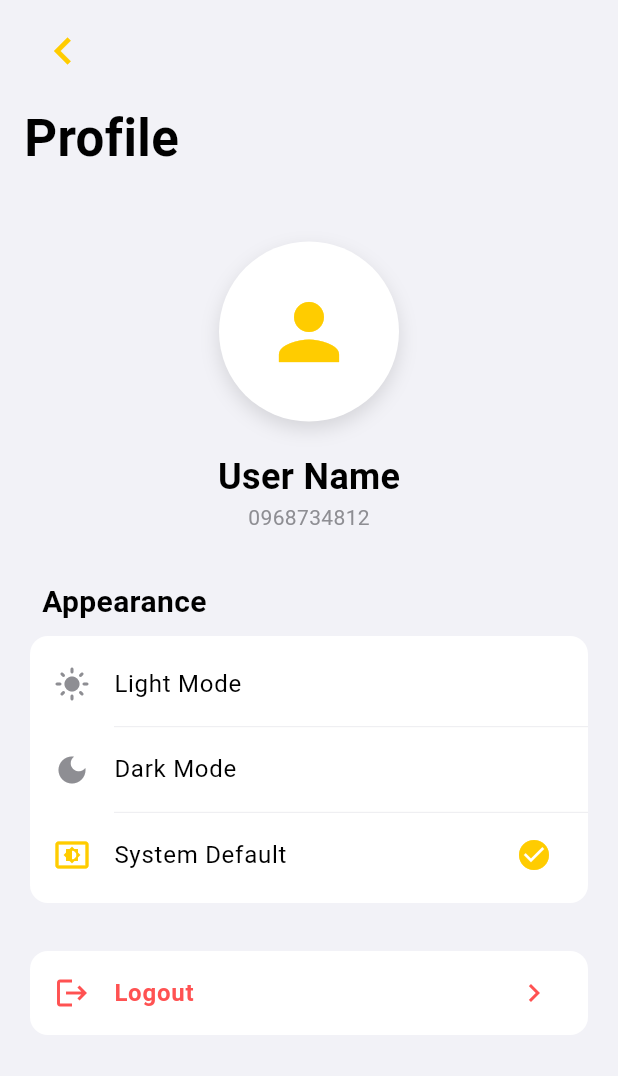
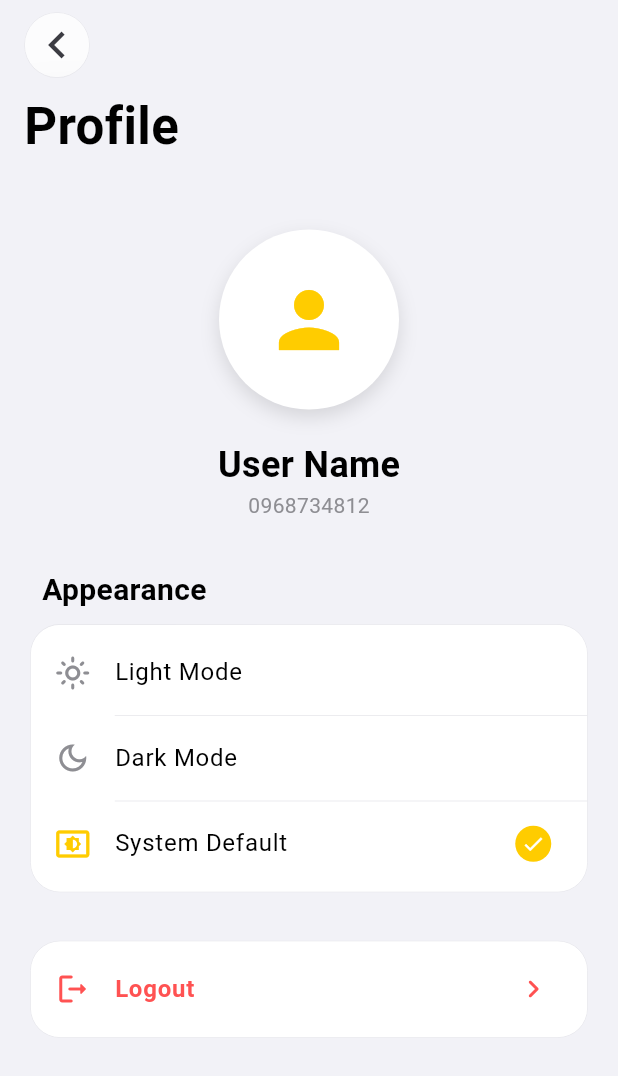
Before and after one commit to yornnonakh/new_notes, a Flutter app: the ProfileView screen opened by its route, on a phone screen of 412 x 824 dp. Shown: the top 1076 px of the screen. Run offline on Flutter 3.47's test engine with Material 3 defaults, Android fonts, the phone set to English and light mode, and no system bars; drawn by our look-alikes of flutter_animate; our stand-ins replace dio, get, get_storage, google_fonts; accounts and stored records are empty; network calls fail.

Commit message:
update the new feature

```diff
--- a/lib/app/modules/profile/profile_view.dart
+++ b/lib/app/modules/profile/profile_view.dart
@@ -1,6 +1,7 @@
 import 'package:flutter/material.dart';
 import 'package:get/get.dart';
 import 'package:flutter_animate/flutter_animate.dart';
+import 'package:new_note/app/widgets/glass_widgets.dart';
 import 'profile_controller.dart';
 import '../../theme/app_theme.dart';
 
@@ -21,9 +22,15 @@ class ProfileView extends GetView<ProfileController> {
                 padding: const EdgeInsets.symmetric(horizontal: 16, vertical: 8),
                 child: Row(
                   children: [
-                    IconButton(
+                    LiquidGlassContainer(
+                      width: 44,
+                      height: 44,
+                      borderRadius: 22,
+                      child: IconButton(
                         onPressed: () => Get.back(),
-                      icon: const Icon(Icons.chevron_left, color: AppTheme.folderYellow, size: 36),
+                        icon: const Icon(Icons.chevron_left, color: AppTheme.textSecondary, size: 36,
+                            ),padding: EdgeInsets.zero
+                      ),
                     ),
                     const Spacer(),
                   ],
@@ -92,37 +99,30 @@ class ProfileView extends GetView<ProfileController> {
                       ),
                     ),
 
-                    Container(
-                      decoration: BoxDecoration(
-                        color: Colors.white,
-                        borderRadius: BorderRadius.circular(12),
-                      ),
-                      padding: const EdgeInsets.symmetric(vertical: 4),
-                      child: Column(
+                    GlassCard(
+                      borderRadius: 20,
                       children: [
-                          _buildThemeOption(context, "Light Mode", Icons.light_mode, ThemeMode.light),
+                        _buildThemeOption(context, "Light Mode", Icons.light_mode_outlined, ThemeMode.light),
                         const Divider(indent: 56, height: 1),
-                          _buildThemeOption(context, "Dark Mode", Icons.dark_mode, ThemeMode.dark),
+                        _buildThemeOption(context, "Dark Mode", Icons.dark_mode_outlined, ThemeMode.dark),
                         const Divider(indent: 56, height: 1),
-                          _buildThemeOption(context, "System Default", Icons.settings_brightness, ThemeMode.system),
+                        _buildThemeOption(context, "System Default", Icons.settings_brightness_outlined, ThemeMode.system),
                       ],
-                      ),
                     ).animate().fadeIn(delay: const Duration(milliseconds: 200)).slideY(begin: 0.1, end: 0),
 
                     const SizedBox(height: 32),
 
                     // Account Section
-                    Container(
-                      decoration: BoxDecoration(
-                        color: Colors.white,
-                        borderRadius: BorderRadius.circular(12),
+                    GlassCard(
+                      borderRadius: 20,
+                      children: [
+                        ListTile(
+                          onTap: controller.logout,
+                          leading: const Icon(Icons.logout_rounded, color: Colors.redAccent),
+                          title: const Text("Logout", style: TextStyle(color: Colors.redAccent, fontWeight: FontWeight.bold)),
+                          trailing: const Icon(Icons.chevron_right_rounded, color: Colors.redAccent),
                         ),
-                      child: ListTile(
-                        onTap: controller.logout,
-                        leading: const Icon(Icons.logout, color: Colors.redAccent),
-                        title: const Text("Logout", style: TextStyle(color: Colors.redAccent, fontWeight: FontWeight.bold)),
-                        trailing: const Icon(Icons.chevron_right, color: Colors.redAccent),
-                      ),
+                      ],
                     ).animate().fadeIn(delay: const Duration(milliseconds: 400)).slideY(begin: 0.1, end: 0),
 
                     const SizedBox(height: 40),
@@ -146,7 +146,15 @@ class ProfileView extends GetView<ProfileController> {
         leading: Icon(icon, color: isSelected ? AppTheme.folderYellow : (isDark ? Colors.white70 : AppTheme.textGrey)),
         title: Text(title, style: TextStyle(color: isDark ? Colors.white : AppTheme.textPrimary)),
         trailing: isSelected
-            ? const Icon(Icons.check_circle, color: AppTheme.folderYellow)
+            ? Container(
+                width: 24,
+                height: 24,
+                decoration: const BoxDecoration(
+                  shape: BoxShape.circle,
+                  color: AppTheme.folderYellow,
+                ),
+                child: const Icon(Icons.check, color: Colors.white, size: 16),
+              )
             : null,
       );
     });
--- a/lib/app/widgets/glass_widgets.dart
+++ b/lib/app/widgets/glass_widgets.dart
@@ -16,7 +16,7 @@ class LiquidGlassContainer extends StatelessWidget {
     required this.child,
     this.blur = 20,
     this.opacity = 0.8, // Increased for a more "white card" look while keeping glass effect
-    this.borderRadius = 20,
+    this.borderRadius = 30,
     this.padding,
     this.width,
     this.height,
@@ -53,28 +53,27 @@ class LiquidGlassContainer extends StatelessWidget {
   }
 }
 
-class GlassButton extends StatelessWidget {
-  final Widget child;
-  final VoidCallback onTap;
+class GlassCard extends StatelessWidget {
+  final List<Widget> children;
   final double borderRadius;
+  final EdgeInsetsGeometry? padding;
 
-  const GlassButton({
+  const GlassCard({
     super.key,
-    required this.child,
-    required this.onTap,
-    this.borderRadius = 12,
+    required this.children,
+    this.borderRadius = 30,
+    this.padding,
   });
 
   @override
   Widget build(BuildContext context) {
-    return InkWell(
-      onTap: onTap,
-      borderRadius: BorderRadius.circular(borderRadius),
-      child: LiquidGlassContainer(
-        borderRadius: borderRadius,
-        padding: const EdgeInsets.symmetric(horizontal: 12, vertical: 6),
-        opacity: 0.2, // Keep buttons more transparent
-        child: child,
+    return LiquidGlassContainer(
+      borderRadius: borderRadius,
+      padding: padding ?? const EdgeInsets.symmetric(vertical: 4),
+      opacity: 1.0, // Solid white card matching folder style
+      child: Column(
+        mainAxisSize: MainAxisSize.min,
+        children: children,
       ),
     );
   }
```
Also changed, not shown: lib/app/modules/auth/login_view.dart (+34 -3 lines), lib/app/modules/auth/register_view.dart (+41 -7 lines), lib/app/modules/folder/folder_view.dart (+32 -15 lines). Lines whose indentation alone changed are shown as unchanged.
